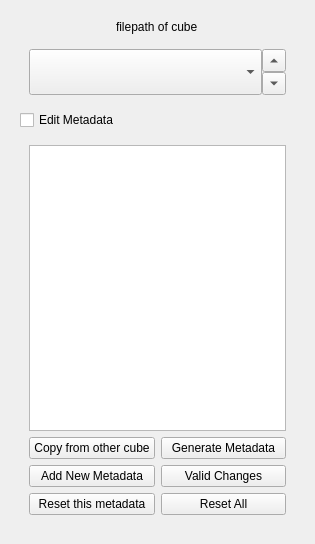
Old version of the form metadata/metadata_dock.ui in the repository colorimgugr/HyperDocApp.
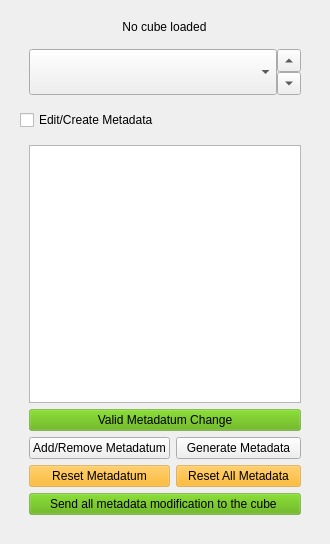
New version of the form. The open tabs and pages were chosen to show the change.

Commit message: Metadata tool with generate meta first step. Much robust for lokking at changes keep save etc...

```diff
--- a/metadata/metadata_dock.ui
+++ b/metadata/metadata_dock.ui
@@ -6,7 +6,7 @@
    <rect>
     <x>0</x>
     <y>0</y>
-    <width>315</width>
+    <width>330</width>
     <height>544</height>
    </rect>
   </property>
@@ -20,7 +20,10 @@
       <item alignment="Qt::AlignHCenter">
        <widget class="QLabel" name="label_file_name_meta">
         <property name="text">
-         <string>filepath of cube</string>
+         <string>No cube loaded</string>
+        </property>
+        <property name="alignment">
+         <set>Qt::AlignCenter</set>
         </property>
        </widget>
       </item>
@@ -78,7 +81,7 @@
       <item>
        <widget class="QCheckBox" name="checkBox_edit">
         <property name="text">
-         <string>Edit Metadata</string>
+         <string>Edit/Create Metadata</string>
         </property>
        </widget>
       </item>
@@ -115,45 +118,71 @@
           </item>
           <item>
            <layout class="QGridLayout" name="gridLayout_2">
-            <item row="1" column="0">
+            <item row="2" column="0">
              <widget class="QPushButton" name="pushButton_add">
               <property name="text">
-               <string>Add New Metadata</string>
+               <string>Add/Remove Metadatum</string>
               </property>
              </widget>
             </item>
-            <item row="0" column="1">
+            <item row="2" column="1">
              <widget class="QPushButton" name="pushButton_generateMeta">
               <property name="text">
                <string>Generate Metadata</string>
               </property>
              </widget>
             </item>
-            <item row="1" column="1">
-             <widget class="QPushButton" name="pushButton_save">
-              <property name="text">
-               <string>Valid Changes</string>
-              </property>
-             </widget>
-            </item>
-            <item row="0" column="0">
-             <widget class="QPushButton" name="pushButton_copyMetadata">
-              <property name="text">
-               <string>Copy from other cube</string>
-              </property>
-             </widget>
-            </item>
-            <item row="2" column="0">
-             <widget class="QPushButton" name="pushButton_reset_one">
-              <property name="text">
-               <string>Reset this metadata</string>
-              </property>
-             </widget>
-            </item>
-            <item row="2" column="1">
+            <item row="3" column="1">
              <widget class="QPushButton" name="pushButton_cancel">
+              <property name="toolTip">
+               <string>Go back to all initial values befire changes in Metadatatool</string>
+              </property>
+              <property name="styleSheet">
+               <string notr="true">background-color: rgba(255, 170, 0, 100);</string>
+              </property>
               <property name="text">
-               <string>Reset All</string>
+               <string>Reset All Metadata</string>
+              </property>
+             </widget>
+            </item>
+            <item row="3" column="0">
+             <widget class="QPushButton" name="pushButton_reset_one">
+              <property name="toolTip">
+               <string>Reset current metadatum</string>
+              </property>
+              <property name="styleSheet">
+               <string notr="true">background-color: rgba(255, 170, 0, 100);</string>
+              </property>
+              <property name="text">
+               <string>Reset Metadatum</string>
+              </property>
+             </widget>
+            </item>
+            <item row="1" column="0" colspan="2">
+             <widget class="QPushButton" name="pushButton_save">
+              <property name="toolTip">
+               <string>Valid changes made to metadatum</string>
+              </property>
+              <property name="styleSheet">
+               <string notr="true">background-color: rgb(85, 170, 0,100);</string>
+              </property>
+              <property name="text">
+               <string>Valid Metadatum Change</string>
+              </property>
+             </widget>
+            </item>
+            <item row="4" column="0" colspan="2">
+             <widget class="QPushButton" name="pushButton_valid_all_changes">
+              <property name="toolTip">
+               <string>The modifications of metadatas wil be send to the cube in all tools.
+You can not reset the medatas to its original values unless load again the cube in the app. </string>
+              </property>
+              <property name="styleSheet">
+               <string notr="true">background-color: rgba(85, 170, 0, 100);
+border-color: rgb(0, 0, 0);</string>
+              </property>
+              <property name="text">
+               <string>Send all metadata modification to the cube </string>
               </property>
              </widget>
             </item>
```
Left out of the diff: 11 changed lines with no effect on the pictures. The commit also changes 8 other files.
